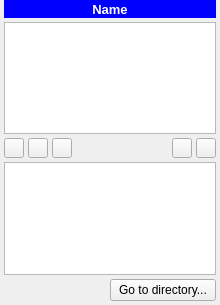
spine-tools/Spine-Toolbox, file spinetoolbox/ui/subwindow_data_connection.ui: the form before one commit.
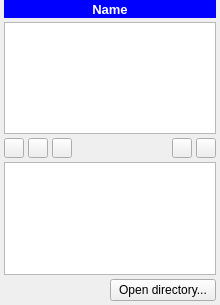
The form after the commit. Icons and pictures are not drawn. Custom widgets are drawn as their Qt base class.

```diff
--- a/spinetoolbox/ui/subwindow_data_connection.ui
+++ b/spinetoolbox/ui/subwindow_data_connection.ui
@@ -407,7 +407,7 @@
           <string>&lt;html&gt;&lt;head/&gt;&lt;body&gt;&lt;p&gt;Open Data Connection directory in file browser&lt;/p&gt;&lt;/body&gt;&lt;/html&gt;</string>
          </property>
          <property name="text">
-          <string>Go to directory...</string>
+          <string>Open directory...</string>
          </property>
         </widget>
        </item>
```
Left out of the diff: 2 changed lines with no effect on the pictures.
